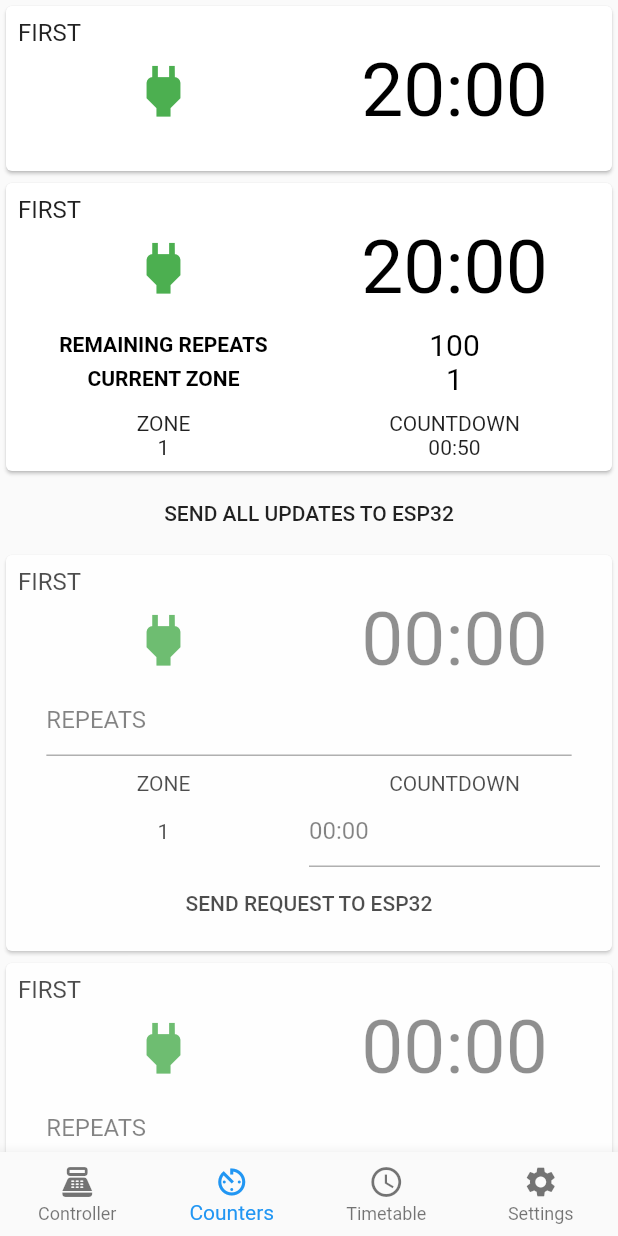
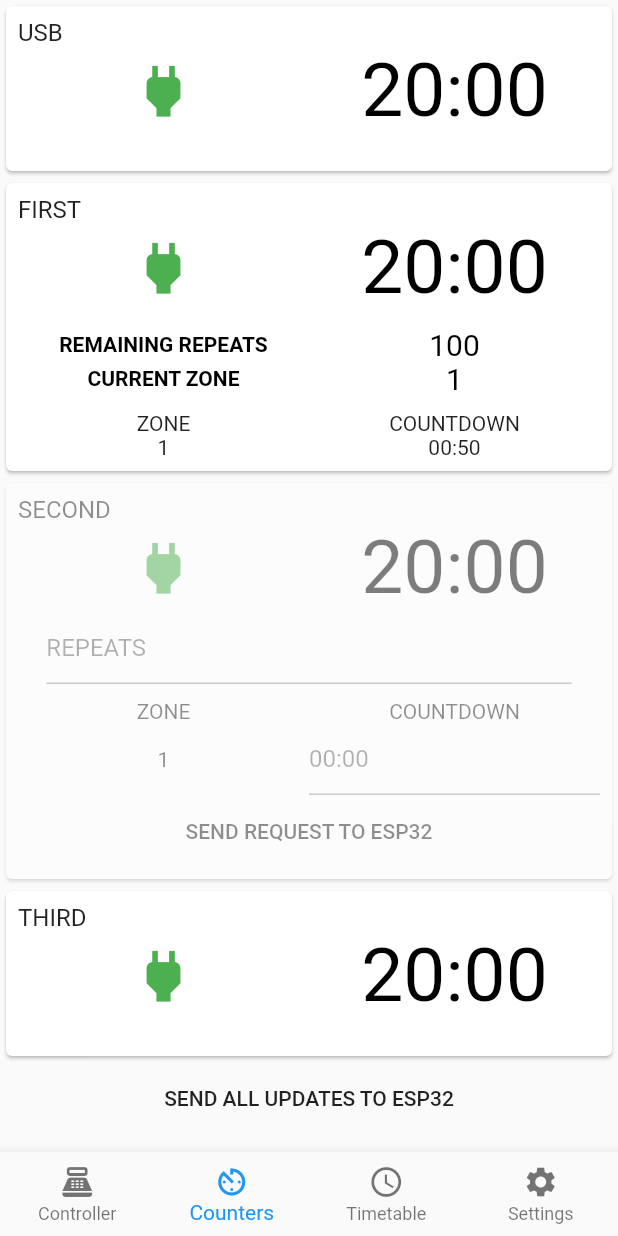
Before and after one commit to skrzypak/relay-assistant-app-uoft, a Flutter app: the screen it shows after launch, swiped to page 2, on a phone screen of 412 x 824 dp. Run offline on Flutter 3.47's test engine with Material 2 defaults, Android fonts, the phone set to English and light mode, and no system bars.

Commit message:
Counters this._socketData

```diff
--- a/lib/screens/counters.dart
+++ b/lib/screens/counters.dart
@@ -7,16 +7,135 @@ class CountersScreen extends StatefulWidget {
   _CountersScreen createState() => _CountersScreen();
 }
 
+/// Abstract class define sockets mode
+abstract class Mode {
+  bool _state;
+  int _time;
+  bool _running;
+
+  /// Class constructor
+  /// @param _state define whether socket on/off
+  /// @param _time contains time to end in seconds
+  /// @param _running define whether mode is on/off
+  Mode(bool state, int time, bool running) {
+    this._state = state;
+    this._time = time;
+    this._running = running;
+  }
+
+  bool getState() => this._state;
+  int getTime() => this._time;
+  bool getRunning() => this._running;
+  void setState(bool state) => this._state = state;
+  void setTime(int time) => this._time = time;
+  void setRunning(bool running) => this._running = running;
+}
+
+class Countdown extends Mode {
+
+  /// Class constructor
+  /// @param state define whether socket on/off
+  /// @param time contains time to end in seconds
+  /// @param running define whether mode is on/off
+  Countdown(bool state, int time, bool running) : super(state, time, running);
+}
+
+class Repeat extends Mode {
+
+  int _zone;
+  List<int> _zones;
+  int _repeats;
+  /// Class constructor
+  /// @param state define whether socket on/off
+  /// @param time contains time to end in seconds
+  /// @param running define whether mode is on/off
+  /// @param zone current zone
+  /// @param zones list of zones (each zone contains seconds)
+  /// @param repeats number repeats to end
+  Repeat(bool state, int time, bool running, int zone,  List<int> zones, int repeats) : super(state, time, running) {
+    this._zone = zone;
+    this._zones = zones;
+    this._repeats = repeats;
+  }
+
+  int getCurrentZone() => this._zone;
+  List<int> getZones() => this._zones;
+  int getRepeats() => this._repeats;
+  void setCurrentZone(int zone) => this._zone = zone;
+  void setZones(List<int> zones) => this._zones = zones;
+  void setRepeats(int repeats) => this._repeats = repeats;
+}
+
+/// Class contain sockets data
+class SocketData {
+  int _index;
+  String _name;
+  Mode _mode;
+
+  /// Class constructor
+  /// @param _index socket index
+  /// @param _name socket name
+  SocketData(int _index, String _name) {
+    this._index = _index;
+    this._name = _name;
+    this._mode = null;
+  }
+
+  void setRepeat(bool state, int time, bool running, int zone,  List<int> zones, int repeats)
+    => this._mode = new Repeat(state, time, running, zone, zones, repeats);
+  void setCountdown(bool state, int time, bool running)
+    => this._mode = new Countdown(state, time, running);
+  void removeMode() => this._mode = null;
+  Mode getMode() => this._mode;
+  int getIndex() => this._index;
+  String getName() => this._name;
+}
+
 class _CountersScreen extends State<CountersScreen> {
-  int zones = 0;
+  List<SocketData> _socketData = [
+    SocketData(0, "USB"),
+    SocketData(1, "FIRST"),
+    SocketData(2, "SECOND"),
+    SocketData(3, "THIRD"),
+  ];
+
   @override
   Widget build(BuildContext context) {
+    this._socketData[0].setCountdown(false, 1000, true);
+    this._socketData[1].setRepeat(false, 1000, true, 1, [10, 20, 30], 3);
+    this._socketData[3].setCountdown(false, 1000, true);
     return Scaffold(
       body: Container (
         child: ListView(
           children: [
-            _buildCard(true),
-            _buildCard(false),
+            (() {
+              int _idx = 0;
+              Mode mode = this._socketData[_idx].getMode();
+              if(mode == null)
+                return _buildCardInitSocket(_idx);
+              else return _buildCardReadySockets(_idx);
+            }()),
+            (() {
+              int _idx = 1;
+              Mode mode = this._socketData[_idx].getMode();
+              if(mode == null)
+                return _buildCardInitSocket(_idx);
+              else return _buildCardReadySockets(_idx);
+            }()),
+            (() {
+              int _idx = 2;
+              Mode mode = this._socketData[_idx].getMode();
+              if(mode == null)
+                return _buildCardInitSocket(_idx);
+              else return _buildCardReadySockets(_idx);
+            }()),
+            (() {
+              int _idx = 3;
+              Mode mode = this._socketData[_idx].getMode();
+              if(mode == null)
+                return _buildCardInitSocket(_idx);
+              else return _buildCardReadySockets(_idx);
+            }()),
             MaterialButton(
               onPressed: () {
                 print("TODO:// send all new counters");
@@ -25,32 +144,28 @@ class _CountersScreen extends State<CountersScreen> {
                 "SEND ALL UPDATES TO ESP32",
               ),
             ),
-            _buildInitCard(),
-            _buildInitCard(),
           ],
         ),
       ),
     );
   }
 
-  Widget _buildCard(bool countdown) {
-    return Card(
-      child: InkWell(
-        onLongPress: () => print("TODO:// delete confirmation"),
-        child: Padding(
-          padding: const EdgeInsets.all(8.0),
+  Widget _buildCardTop(int index) {
+    return Container(
         child: Column(
       children: [
         Align(
           alignment: Alignment.topLeft,
           child: Text(
-                  "FIRST".toUpperCase(), style: TextStyle(fontSize: 16.0),
+            this._socketData[index].getName().toUpperCase(),
+            style: TextStyle(fontSize: 16.0),
           ),
         ),
         Table(
           defaultVerticalAlignment: TableCellVerticalAlignment.middle,
           children: [
-                TableRow(children: [
+            TableRow(
+              children: [
                 Center(
                   child: Icon(
                     Icons.power,
@@ -59,7 +174,7 @@ class _CountersScreen extends State<CountersScreen> {
                   ),
                 ),
                 Center(
-                    child: Text (
+                  child: Text(
                     "20:00",
                     style: TextStyle(
                       color: Colors.black,
@@ -67,11 +182,16 @@ class _CountersScreen extends State<CountersScreen> {
                     ),
                   ),
                 ),
-                ]),
-              ]),
-              // REPEAT TABLE DATA
-              countdown == false ?
-              Column(
+              ],
+            ),
+          ],
+        ),
+      ],
+    ));
+  }
+
+  Widget _buildCardBottomStatistic(int index) {
+    return Column(
       children: [
         Padding(
           padding: const EdgeInsets.only(top: 10.0),
@@ -84,9 +204,7 @@ class _CountersScreen extends State<CountersScreen> {
                     child: Text(
                       "REMAINING REPEATS",
                       style: TextStyle(
-                                  fontWeight: FontWeight.bold,
-                                  color: Colors.black
-                                ),
+                          fontWeight: FontWeight.bold, color: Colors.black),
                     ),
                   ),
                   Center(
@@ -106,9 +224,7 @@ class _CountersScreen extends State<CountersScreen> {
                     child: Text(
                       "CURRENT ZONE",
                       style: TextStyle(
-                                  fontWeight: FontWeight.bold,
-                                  color: Colors.black
-                                ),
+                          fontWeight: FontWeight.bold, color: Colors.black),
                     ),
                   ),
                   Center(
@@ -146,52 +262,49 @@ class _CountersScreen extends State<CountersScreen> {
           ),
         ),
       ],
-              ) : Text(""),
+    );
+  }
+
+  Widget _buildCardReadySockets(int index) {
+    return Card(
+        child: InkWell(
+      onLongPress: () => print("TODO:// delete confirmation"),
+      child: Padding(
+        padding: const EdgeInsets.all(8.0),
+        child: Column(
+          children: [
+            _buildCardTop(index),
+            // REPEAT TABLE DATA
+            this._socketData[index].getMode() is Repeat
+                ? _buildCardBottomStatistic(index) : Text(""),
           ],
         ),
       ),
-      )
+    ));
+  }
+
+  Widget _buildCardInitSocket(int index) {
+    return Opacity(
+      opacity: 0.5,
+      child: new Card(
+        child: Padding(
+          padding: const EdgeInsets.all(8.0),
+          child: Column(
+            children: [
+              _buildCardTop(index),
+              // EXTRA
+              _buildCardBottomForm(index),
+            ],
+          ),
+        ),
+      ),
     );
   }
 
-  Widget _buildInitCard() {
-    return Opacity(
-      opacity: 0.8,
-      child: new Card (
-        child: Padding(
-            padding: const EdgeInsets.all(8.0),
-            child: Column (
+  Widget _buildCardBottomForm(int index) {
+    return Container(
+      child: Column(
         children: [
-                Align(
-                  alignment: Alignment.topLeft,
-                  child: Text(
-                    "FIRST".toUpperCase(), style: TextStyle(fontSize: 16.0),
-                  ),
-                ),
-                Table(
-                  defaultVerticalAlignment: TableCellVerticalAlignment.middle,
-                  children: [
-                    TableRow(children: [
-                      Center(
-                        child: Icon(
-                          Icons.power,
-                          size: 45,
-                          color: Colors.green,
-                        ),
-                      ),
-                      Center(
-                        child: Text (
-                          "00:00",
-                          style: TextStyle(
-                            color: Colors.black54,
-                            fontSize: 50,
-                          ),
-                        ),
-                      ),
-                    ]),
-                  ]
-                ),
-                // EXTRA
           Column(
             mainAxisAlignment: MainAxisAlignment.spaceBetween,
             children: [
@@ -230,7 +343,9 @@ class _CountersScreen extends State<CountersScreen> {
                               hintText: "00:00".toUpperCase(),
                             ),
                             keyboardType: TextInputType.number,
-                                  inputFormatters: [FilteringTextInputFormatter.digitsOnly],
+                            inputFormatters: [
+                              FilteringTextInputFormatter.digitsOnly
+                            ],
                             onSubmitted: (int) {
                               print("TODO:// get repeats $int");
                             },
@@ -253,8 +368,6 @@ class _CountersScreen extends State<CountersScreen> {
           ),
         ],
       ),
-        ),
-      ),
     );
   }
 }
--- a/lib/screens/timetable.dart
+++ b/lib/screens/timetable.dart
@@ -8,6 +8,7 @@ class TimetableScreen extends StatefulWidget {
 }
 
 class _TimetableScreen extends State<TimetableScreen> {
+  bool updateMode = false;
   @override
   Widget build(BuildContext context) {
     return Scaffold(
```
Lines whose indentation alone changed are shown as unchanged.
